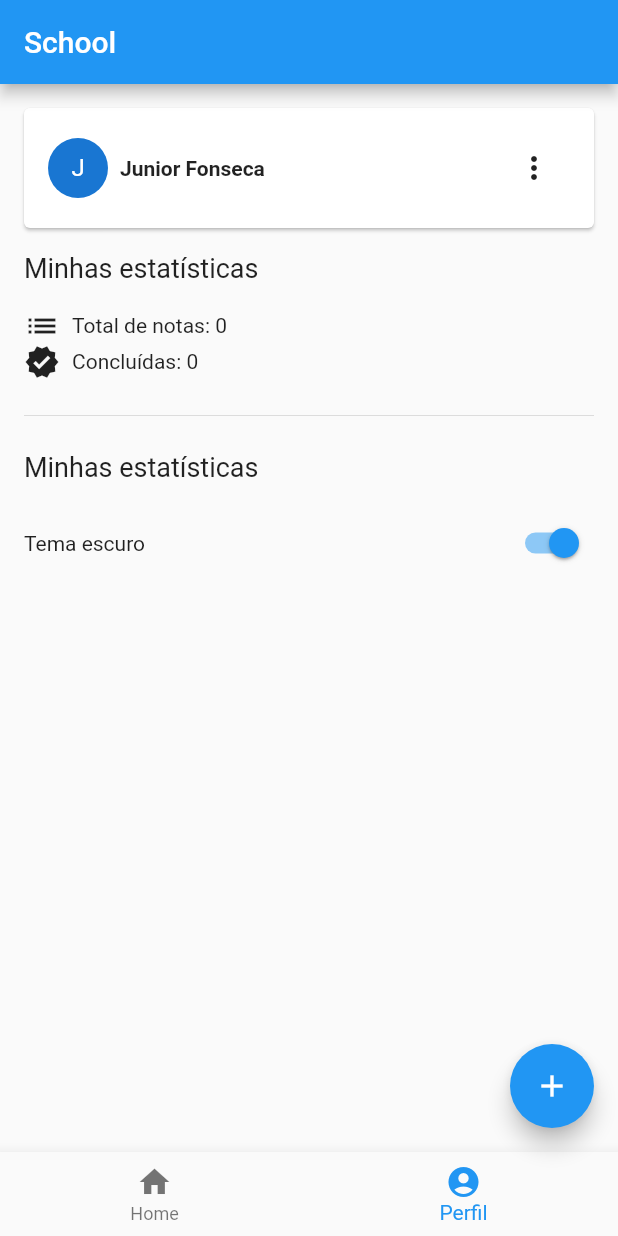
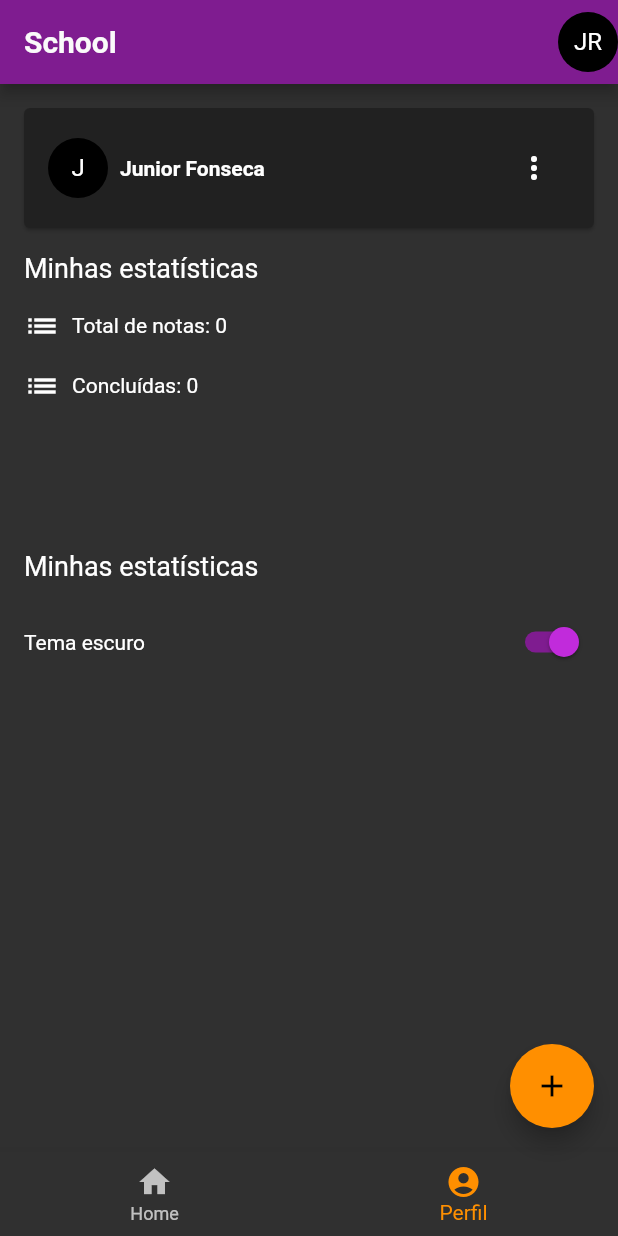
Before and after one commit to JuniorFonseca08/School-Flutter, a Flutter app: the screen it shows after launch, item 2 of the bottom bar chosen, on a phone screen of 412 x 824 dp. Run offline on Flutter 3.47's test engine with Material 2 defaults, Android fonts, the phone set to English and light mode, and no system bars; our stand-ins replace image_picker, shared_preferences.

Commit message:
adicionar tema personalizado

```diff
--- a/lib/app_widget.dart
+++ b/lib/app_widget.dart
@@ -1,14 +1,28 @@
 import 'package:flutter/material.dart';
 import 'package:flutter_test1/app_routes.dart';
+import 'package:flutter_test1/providers/config_provider.dart';
+import 'package:flutter_test1/styles/theme_style.dart';
+import 'package:provider/provider.dart';
 
-class MyApp extends StatelessWidget {
+class MyApp extends StatefulWidget {
   const MyApp({super.key});
 
   @override
+  State<MyApp> createState() => _MyAppState();
+}
+
+class _MyAppState extends State<MyApp> {
+  late ConfigProvider storeConfig;
+
+  @override
   Widget build(BuildContext context) {
+    storeConfig = Provider.of<ConfigProvider>(context);
     return MaterialApp(
       title: 'School',
       routes: AppRoutes.routes(),
+      themeMode: storeConfig.tema,
+      theme: MyThemest.claro,
+      darkTheme: MyThemest.escuro,
     );
   }
 }
--- a/lib/components/app_bar_component.dart
+++ b/lib/components/app_bar_component.dart
@@ -15,6 +15,13 @@ class AppBarComponent extends StatelessWidget implements PreferredSizeWidget {
 
   @override
   Widget build(BuildContext context) {
-    return AppBar(title: Text(titulo));
+    return AppBar(
+      title: Text(titulo),
+      actions: const [
+        CircleAvatar(
+          child: Text('JR'),
+        )
+      ],
+    );
   }
 }
--- a/lib/entities/afazer_entity.dart
+++ b/lib/entities/afazer_entity.dart
@@ -6,7 +6,7 @@ class AfazerEntity {
   DateTime dataInicio;
   DateTime dataFim;
   bool? isConcluido;
-  List<AfazerChecklistEntity>? conteudos;
+  List<AfazerChecklistEntity> conteudos;
   String? image;
 
   AfazerEntity({
--- a/lib/pages/home/abas/afazeres_tab.dart
+++ b/lib/pages/home/abas/afazeres_tab.dart
@@ -2,9 +2,7 @@ import 'package:flutter/material.dart';
 import 'package:flutter_test1/app_routes.dart';
 import 'package:flutter_test1/entities/afazer_entity.dart';
 import 'package:provider/provider.dart';
-import 'package:flutter_test1/components/spacer_component.dart';
 import 'package:flutter_test1/pages/home/components/item_widget.dart';
-import 'package:flutter_test1/pages/home/components/novo_item_widget.dart';
 import 'package:flutter_test1/providers/afazer_provider.dart';
 
 class AfazeresTab extends StatefulWidget {
@@ -24,7 +22,8 @@ class _AfazeresTab extends State<AfazeresTab> {
   }
 
   void onDetalhes(AfazerEntity item, int idx) {
-    Navigator.pushNamed(context, AppRoutes.detalhe);
+    store.selecionado = item;
+    Navigator.pushNamed(context, AppRoutes.detalhe, arguments: idx);
   }
 
   @override
--- a/lib/pages/home/abas/perfil_tab.dart
+++ b/lib/pages/home/abas/perfil_tab.dart
@@ -1,35 +1,39 @@
 import 'package:flutter/material.dart';
+import 'package:flutter_test1/providers/afazer_provider.dart';
+import 'package:flutter_test1/providers/config_provider.dart';
+import 'package:provider/provider.dart';
 
 import '../../../components/icon_button_component.dart';
 import '../../../components/spacer_component.dart';
 
-class PerfilTab extends StatelessWidget {
+class PerfilTab extends StatefulWidget {
   const PerfilTab({super.key});
 
   @override
+  State<PerfilTab> createState() => _PerfilTabState();
+}
+
+class _PerfilTabState extends State<PerfilTab> {
+  late AfazerProvider store;
+  late ConfigProvider storeConfig;
+
+  @override
   Widget build(BuildContext context) {
+    store = Provider.of<AfazerProvider>(context);
+    storeConfig = Provider.of<ConfigProvider>(context);
     return Container(
       padding: const EdgeInsets.all(16),
-      child: Column(
-        crossAxisAlignment: CrossAxisAlignment.start,
-        children: [
+      child: Column(crossAxisAlignment: CrossAxisAlignment.start, children: [
         Card(
           margin: const EdgeInsets.all(0),
           child: Padding(
             padding: const EdgeInsets.symmetric(horizontal: 16, vertical: 16),
             child: Row(children: [
               const CircleAvatar(child: Text('J')),
-                const SpacerComponent(
-                  size: 8,
-                  isHorizontal: true,
-                ),
-                const Text(
-                  'Junior Fonseca',
-                  style: TextStyle(fontWeight: FontWeight.bold),
-                ),
-                const SpacerComponent(
-                  isFull: true,
-                ),
+              const SpacerComponent(size: 8, isHorizontal: true),
+              const Text('Junior Fonseca',
+                  style: TextStyle(fontWeight: FontWeight.bold)),
+              const SpacerComponent(isFull: true),
               IconButtonComponent(
                 icon: Icons.more_vert,
                 onPressed: () {},
@@ -43,38 +47,44 @@ class PerfilTab extends StatelessWidget {
           style: TextStyle(fontSize: 18),
         ),
         const SpacerComponent(),
-          const Row(children: [
-            Icon(Icons.list),
-            SizedBox(width: 8),
-            Text('Total de notas: '),
-            Text('0'),
-          ]),
-          // const SpacerComponent(),
-          const Row(children: [
-            Icon(Icons.verified),
-            SizedBox(width: 8),
-            Text('Concluídas: '),
-            Text('0'),
+        Row(children: [
+          const Icon(Icons.list),
+          const SizedBox(width: 8),
+          const Text('Total de notas: '),
+          Text(store.listaAfazeres.length.toString()),
         ]),
         const SpacerComponent(),
-          const Divider(),
+        Row(children: [
+          const Icon(Icons.list),
+          const SizedBox(width: 8),
+          const Text('Concluídas: '),
+          Text(store.listaAfazeres
+              .where((element) => element.isConcluido == true)
+              .length
+              .toString()),
+        ]),
+        const SpacerComponent(),
+        const SpacerComponent(
+          isHorizontal: true,
+          isFull: true,
+        ),
         const SpacerComponent(),
         const Text(
           'Minhas estatísticas',
           style: TextStyle(fontSize: 18),
         ),
         const SizedBox(height: 16),
-          Row(
-            children: [
+        Row(children: [
           const Text('Tema escuro'),
-              const SpacerComponent(
-                isFull: true,
+          const SpacerComponent(isFull: true),
+          Switch(
+            value: storeConfig.tema == ThemeMode.dark,
+            onChanged: (val) {
+              storeConfig.tema = val ? ThemeMode.dark : ThemeMode.light;
+            },
           ),
-              Switch(value: true, onChanged: (val) {})
-            ],
-          )
-        ],
-      ),
+        ])
+      ]),
     );
   }
 }
--- a/lib/pages/home/components/novo_item_widget.dart
+++ b/lib/pages/home/components/novo_item_widget.dart
@@ -126,7 +126,7 @@ class _NovoItemWidgetState extends State<NovoItemWidget> {
         ),
         TextFormField(
           controller: _titleController,
-          decoration: const InputDecoration(hintText: 'Digi um nome'),
+          decoration: const InputDecoration(hintText: 'Digite um nome'),
           validator: (value) {
             if (value == null || value.isEmpty) {
               return 'Por favor, digite um nome.';
--- a/lib/pages/home/home_page.dart
+++ b/lib/pages/home/home_page.dart
@@ -1,5 +1,4 @@
 import 'package:flutter/material.dart';
-import 'package:flutter_test1/components/app_bar_component.dart';
 import 'package:flutter_test1/components/body_component.dart';
 import 'package:flutter_test1/pages/home/abas/afazeres_tab.dart';
 import 'package:flutter_test1/pages/home/abas/perfil_tab.dart';
--- /dev/null
+++ b/lib/providers/config_provider.dart
@@ -0,0 +1,12 @@
+import 'package:flutter/material.dart';
+
+class ConfigProvider with ChangeNotifier {
+  ThemeMode _tema = ThemeMode.dark;
+
+  ThemeMode get tema => _tema;
+
+  set tema(ThemeMode val) {
+    _tema = val;
+    notifyListeners();
+  }
+}
--- a/lib/providers/root_provider.dart
+++ b/lib/providers/root_provider.dart
@@ -1,3 +1,4 @@
+import 'package:flutter_test1/providers/config_provider.dart';
 import 'package:provider/provider.dart';
 import 'package:provider/single_child_widget.dart';
 import 'package:flutter_test1/providers/afazer_provider.dart';
@@ -6,6 +7,7 @@ class RootProvider {
   static List<SingleChildWidget> providers() {
     return [
       ChangeNotifierProvider(create: (_) => AfazerProvider()),
+      ChangeNotifierProvider(create: (_) => ConfigProvider()),
     ];
   }
 }
--- /dev/null
+++ b/lib/styles/palette_dark.dart
@@ -0,0 +1,40 @@
+import 'package:flutter/material.dart';
+import 'package:flutter_test1/styles/palette_style.dart';
+
+class PaletteDark implements PaletteStyle {
+  @override
+  Color primary = const Color.fromARGB(255, 193, 43, 219);
+
+  @override
+  Color accent = Colors.amber[800]!;
+
+  @override
+  Color background = Colors.grey[800]!;
+
+  @override
+  Color backgroundDark = Colors.grey[900]!;
+
+  @override
+  Color error = Colors.red;
+
+  @override
+  Color primaryDark = const Color.fromARGB(255, 127, 28, 144);
+
+  @override
+  Color secondary = Colors.grey[400]!;
+
+  @override
+  Color success = Colors.green[800]!;
+
+  @override
+  Color text = Colors.grey[50]!;
+
+  @override
+  Color textSecondary = Colors.white;
+
+  @override
+  Color warning = Colors.yellow[900]!;
+
+  @override
+  Color white = Colors.white;
+}
--- /dev/null
+++ b/lib/styles/palette_light.dart
@@ -0,0 +1,40 @@
+import 'package:flutter/material.dart';
+import 'package:flutter_test1/styles/palette_style.dart';
+
+class PaletteLight implements PaletteStyle {
+  @override
+  Color primary = Colors.purple;
+
+  @override
+  Color accent = Colors.amber;
+
+  @override
+  Color background = Colors.grey[50]!;
+
+  @override
+  Color backgroundDark = Colors.grey[400]!;
+
+  @override
+  Color error = Colors.red;
+
+  @override
+  Color primaryDark = const Color.fromARGB(255, 116, 28, 131);
+
+  @override
+  Color secondary = Colors.grey;
+
+  @override
+  Color success = Colors.green;
+
+  @override
+  Color text = Colors.black87;
+
+  @override
+  Color textSecondary = Colors.black;
+
+  @override
+  Color warning = Colors.yellow[700]!;
+
+  @override
+  Color white = Colors.white;
+}
--- /dev/null
+++ b/lib/styles/theme_style.dart
@@ -0,0 +1,79 @@
+import 'package:flutter/material.dart';
+import 'package:flutter_test1/styles/palette_dark.dart';
+import 'package:flutter_test1/styles/palette_light.dart';
+
+class MyThemest {
+  static final PaletteLight _light = PaletteLight();
+  static final PaletteDark _dark = PaletteDark();
+
+  static final ThemeData claro = ThemeData.light().copyWith(
+    colorScheme: ThemeData.light().colorScheme.copyWith(
+          primary: _light.primary,
+          secondary: _light.secondary,
+          background: _light.background,
+          error: _light.error,
+        ),
+    primaryColor: _light.primary,
+    appBarTheme: AppBarTheme(
+      backgroundColor: _light.primaryDark,
+      titleTextStyle: TextStyle(
+        color: _light.white,
+        fontWeight: FontWeight.bold,
+        fontSize: 20,
+      ),
+    ),
+    checkboxTheme: CheckboxThemeData(
+      fillColor: MaterialStateColor.resolveWith((states) => _light.primary),
+    ),
+    switchTheme: SwitchThemeData(
+      thumbColor: MaterialStateColor.resolveWith((states) {
+        return states.contains(MaterialState.selected)
+            ? _light.primary
+            : _light.secondary;
+      }),
+      trackColor: MaterialStateColor.resolveWith((states) {
+        return states.contains(MaterialState.selected)
+            ? _light.primaryDark
+            : _light.secondary;
+      }),
+    ),
+  );
+
+  static final ThemeData escuro = ThemeData.dark().copyWith(
+    colorScheme: ThemeData.dark().colorScheme.copyWith(
+          primary: _dark.primary,
+          secondary: _dark.accent,
+          background: _dark.background,
+          error: _dark.error,
+        ),
+    primaryColor: _dark.primary,
+    appBarTheme: AppBarTheme(
+        backgroundColor: _dark.primaryDark,
+        titleTextStyle: TextStyle(
+          color: _dark.text,
+          fontWeight: FontWeight.bold,
+          fontSize: 20,
+        )),
+    cardColor: _dark.backgroundDark,
+    checkboxTheme: CheckboxThemeData(
+        fillColor: MaterialStateColor.resolveWith((states) => _dark.primary)),
+    dialogTheme: DialogTheme(
+      titleTextStyle: TextStyle(color: _dark.text),
+    ),
+    switchTheme: SwitchThemeData(
+      thumbColor: MaterialStateColor.resolveWith((states) {
+        return states.contains(MaterialState.selected)
+            ? _dark.primary
+            : _dark.secondary;
+      }),
+      trackColor: MaterialStateColor.resolveWith((states) {
+        return states.contains(MaterialState.selected)
+            ? _dark.primaryDark
+            : _dark.secondary;
+      }),
+    ),
+    //bottomNavigationBarTheme: BottomNavigationBarThemeData(
+    //  selectedItemColor: _dark.accent,
+    //),
+  );
+}
```
Also changed, not shown: lib/pages/detalhe/components/detalhe_item_widget.dart (added, +29 -0 lines), lib/pages/detalhe/components/detalhe_menu_widget.dart (added, +43 -0 lines), lib/pages/detalhe/detalhe_page.dart (+59 -4 lines), lib/providers/afazer_provider.dart (+12 -2 lines), lib/styles/palette_style.dart (added, +16 -0 lines), lib/pages/detalhe/components/detalhe_header_widget.dart (renamed from lib/pages/detalhe/components/detalhe_header.dart). Lines whose indentation alone changed are shown as unchanged.
